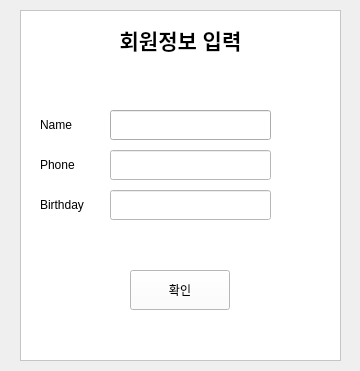
The window that projectcpy/ui/check_account.ui (pJunghan/RobotArm) describes before a commit, drawn with Qt 5.
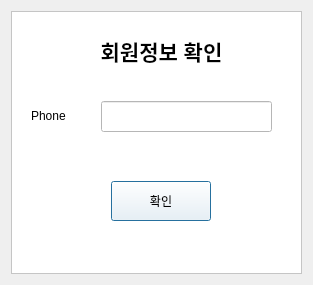
The same window after the commit.

```diff
--- a/projectcpy/ui/check_account.ui
+++ b/projectcpy/ui/check_account.ui
@@ -1,38 +1,21 @@
 <?xml version="1.0" encoding="UTF-8"?>
 <ui version="4.0">
- <class>NewAccountWindow</class>
- <widget class="QMainWindow" name="NewAccountWindow">
+ <class>Check_Account</class>
+ <widget class="QDialog" name="Check_Account">
   <property name="geometry">
    <rect>
     <x>0</x>
     <y>0</y>
-    <width>360</width>
-    <height>371</height>
+    <width>313</width>
+    <height>285</height>
    </rect>
   </property>
   <property name="windowTitle">
    <string>New Account</string>
   </property>
-  <widget class="QWidget" name="centralwidget">
-   <widget class="QLineEdit" name="nameLineEdit">
-    <property name="geometry">
-     <rect>
-      <x>110</x>
-      <y>110</y>
-      <width>161</width>
-      <height>30</height>
-     </rect>
-    </property>
-   </widget>
+  <layout class="QGridLayout" name="gridLayout">
+   <item row="0" column="0">
    <widget class="QFrame" name="frame">
-    <property name="geometry">
-     <rect>
-      <x>20</x>
-      <y>10</y>
-      <width>321</width>
-      <height>351</height>
-     </rect>
-    </property>
     <property name="styleSheet">
      <string notr="true">background-color: rgb(255, 255, 255);</string>
     </property>
@@ -45,8 +28,8 @@
     <widget class="QPushButton" name="nextButton">
      <property name="geometry">
       <rect>
-       <x>110</x>
-       <y>260</y>
+        <x>100</x>
+        <y>170</y>
        <width>100</width>
        <height>40</height>
       </rect>
@@ -58,60 +41,34 @@
     <widget class="QLabel" name="label">
      <property name="geometry">
       <rect>
-       <x>90</x>
-       <y>10</y>
+        <x>80</x>
+        <y>20</y>
        <width>141</width>
        <height>41</height>
       </rect>
      </property>
      <property name="text">
-      <string>&lt;html&gt;&lt;head/&gt;&lt;body&gt;&lt;p align=&quot;center&quot;&gt;&lt;span style=&quot; font-size:16pt; font-weight:600;&quot;&gt;회원정보 입력&lt;/span&gt;&lt;/p&gt;&lt;/body&gt;&lt;/html&gt;</string>
-     </property>
-    </widget>
-    <widget class="QLineEdit" name="birthdayLineEdit">
-     <property name="geometry">
-      <rect>
-       <x>90</x>
-       <y>180</y>
-       <width>161</width>
-       <height>30</height>
-      </rect>
-     </property>
-     <property name="echoMode">
-      <enum>QLineEdit::PasswordEchoOnEdit</enum>
+       <string>&lt;html&gt;&lt;head/&gt;&lt;body&gt;&lt;p align=&quot;center&quot;&gt;&lt;span style=&quot; font-size:16pt; font-weight:600;&quot;&gt;회원정보 확인&lt;/span&gt;&lt;/p&gt;&lt;/body&gt;&lt;/html&gt;</string>
      </property>
     </widget>
     <widget class="QLineEdit" name="phoneLineEdit">
      <property name="geometry">
       <rect>
        <x>90</x>
-       <y>140</y>
-       <width>161</width>
-       <height>30</height>
+        <y>90</y>
+        <width>171</width>
+        <height>31</height>
       </rect>
      </property>
      <property name="echoMode">
       <enum>QLineEdit::PasswordEchoOnEdit</enum>
      </property>
     </widget>
-    <widget class="QLabel" name="nameLabel">
-     <property name="geometry">
-      <rect>
-       <x>20</x>
-       <y>100</y>
-       <width>61</width>
-       <height>30</height>
-      </rect>
-     </property>
-     <property name="text">
-      <string>Name</string>
-     </property>
-    </widget>
     <widget class="QLabel" name="phoneLabel">
      <property name="geometry">
       <rect>
        <x>20</x>
-       <y>140</y>
+        <y>90</y>
        <width>61</width>
        <height>30</height>
       </rect>
@@ -120,30 +77,15 @@
       <string>Phone</string>
      </property>
     </widget>
-    <widget class="QLabel" name="birthdayLabel">
-     <property name="geometry">
-      <rect>
-       <x>20</x>
-       <y>180</y>
-       <width>61</width>
-       <height>30</height>
-      </rect>
-     </property>
-     <property name="text">
-      <string>Birthday</string>
-     </property>
-    </widget>
     <zorder>label</zorder>
     <zorder>nextButton</zorder>
     <zorder>birthdayLineEdit</zorder>
     <zorder>phoneLineEdit</zorder>
     <zorder>nameLabel</zorder>
     <zorder>phoneLabel</zorder>
-    <zorder>birthdayLabel</zorder>
-   </widget>
-   <zorder>frame</zorder>
-   <zorder>nameLineEdit</zorder>
-  </widget>
+    </widget>
+   </item>
+  </layout>
  </widget>
  <resources/>
  <connections/>
```
Left out of the diff: 6 changed lines with no effect on the pictures. Lines whose indentation alone changed are shown as unchanged.
